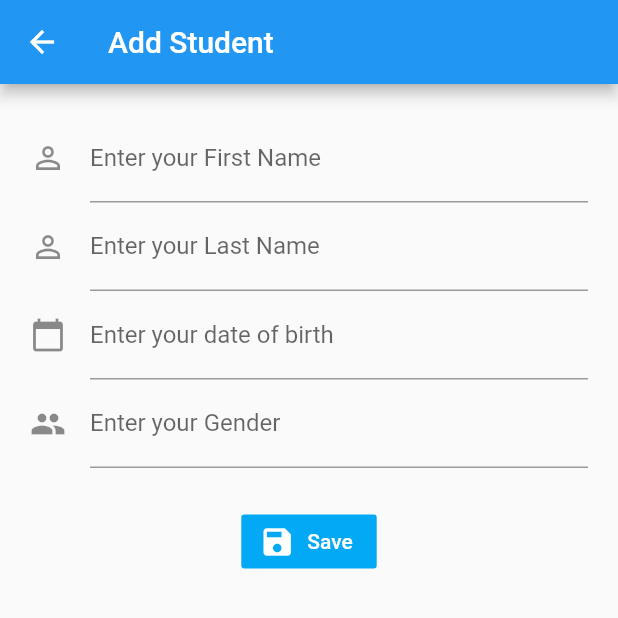
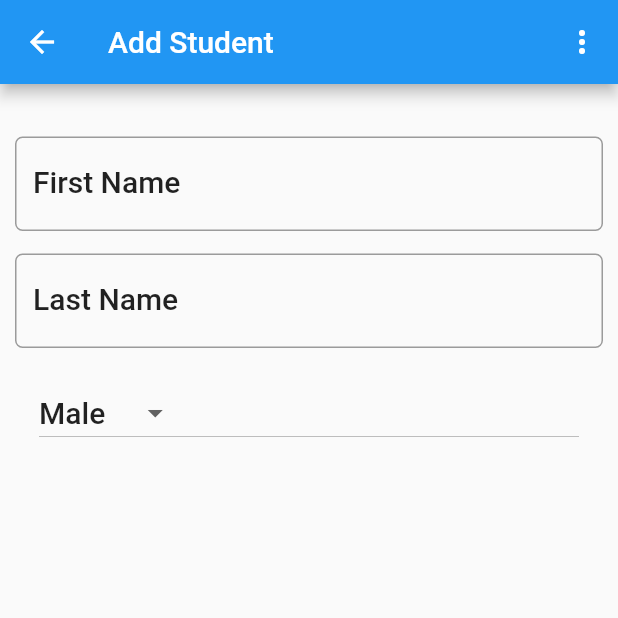
Before and after one commit to Alaeddinalhamoud/Flutter-API-Front-End, a Flutter app: the screen it shows after launch, after a tap on the "person add" icon, on a phone screen of 412 x 824 dp, the top half of it. Run offline on Flutter 3.47's test engine with Material 2 defaults, Android fonts, the phone set to English and light mode, and no system bars; network calls fail.

Commit message:
New Way to add student

```diff
--- a/lib/models/api.services.dart
+++ b/lib/models/api.services.dart
@@ -4,9 +4,12 @@ import 'dart:async';
 import 'dart:convert';
 
 class APIServices {
+  static String getStudentsUrl='http://192.168.0.6:5005/api/Student';
+  static String postStudenttUrl='http://192.168.0.6:5005/api/Student';
+
 
   static Future fetchStudents() async {
-    return await http.get('http://192.168.0.7:5005/api/Student');
+    return await http.get(getStudentsUrl);
   }
 
   static Future postStudent(Student student) async {
@@ -15,9 +18,9 @@ class APIServices {
       'Content-type': 'application/json',
       'Accept': 'application/json'
     };
-    var myStudent = student.toJson();
+    var myStudent = student.toMap();
     var studentBody = json.encode(myStudent);
-    var res = await http.post('http://192.168.0.7:5005/api/Student', headers: header, body: studentBody);
+    var res = await http.post(postStudenttUrl, headers: header, body: studentBody);
     print(res.statusCode);
     return res.statusCode;
   }
--- a/lib/models/student.dart
+++ b/lib/models/student.dart
@@ -1,37 +1,43 @@
-import 'package:json_annotation/json_annotation.dart';
-import 'package:http/http.dart' as http;
-part 'student.g.dart';
+class Student {
+  int _id;
+  String _firstName;
+  String _lastName;
+  int _gender;
 
-@JsonSerializable()
+  Student(this._firstName, this._lastName, this._gender);
+  Student.withId(this._id, this._firstName, this._lastName, this._gender);
+  int get id => _id;
+  String get firstName => _firstName;
+  String get lastName => _lastName;
+  int get gender => _gender;
 
-class Student {
- // final int id;
-  final String firstName;
-  final String lastName;
-  final String dob;
-  final String gender;
+  set firstName(String newFirstName) {
+    _firstName = newFirstName;
+  }
 
-  Student({ this.firstName, this.lastName, this.dob, this.gender});
+  set lastName(String newLastName) {
+    _lastName = newLastName;
+  }
 
-  factory Student.fromJson(Map<String, dynamic> json) => _$StudentFromJson(json);
-     /* : firstName= json['firstName'],
-        lastName= json['lastName'],
-        dob= json['dob'],
-        gender= json['gender'];  */
+  set gender(int newgender) {
+    _gender = newgender;
+  }
 
+  Map<String, dynamic> toMap() {
+    var map = Map<String, dynamic>();
+    map["firstName"] = _firstName;
+    map["lastName"] = _lastName;
+    map["gender"] = _gender;
+    if (_id != null) {
+      map["id"] = _id;
+    }
+    return map;
+  }
 
-  Map<String, dynamic> toJson() => _$StudentToJson(this);
- /*   {
-     // 'id': id,
-      'firstName': firstName,
-      'lastName': lastName,
-      'dob': dob,
-      'gender': gender
-    };
-  */
-
-
-
-
-
+  Student.fromObject(dynamic o) {
+    this._id = o["id"];
+    this._firstName = o["firstName"];
+    this._lastName = o["lastName"];
+    this._gender = o["gender"];
+  }
 }
--- a/lib/ui/addstudent.dart
+++ b/lib/ui/addstudent.dart
@@ -1,23 +1,34 @@
+import 'dart:convert';
 import 'dart:core';
 import 'package:flutter/material.dart';
 import 'package:studentapp/models/api.services.dart';
 import 'package:studentapp/models/student.dart';
 
 class AddStudent extends StatefulWidget {
-  AddStudent({Key key}) : super(key: key);
+final Student student;
+AddStudent(this.student);
 
-  _AddStudentState createState() => _AddStudentState();
+  @override
+  State<StatefulWidget> createState() => _AddStudentState(student);
 }
 
 class _AddStudentState extends State<AddStudent> {
-  final _formKey = GlobalKey<FormState>();
+  Student student;
+  _AddStudentState(this.student);
   var firstNameController = TextEditingController();
   var lastNameController = TextEditingController();
-  var dobController = TextEditingController();
-  var genderController = TextEditingController();
+  final choices=const <String>['Save',  'Delete'];
+  final String menuSave='Save';
+  final String menuDelete='Delete';
+  final _gendersDropDownList = ["Male", "Female", "NA"];
+  String _genderDropDownList = "NA";
+  var textStyle=TextStyle();
 
   @override
   Widget build(BuildContext context) {
+    firstNameController.text=student.firstName;
+    lastNameController.text=student.lastName;
+    textStyle=Theme.of(context).textTheme.title;
     return Scaffold(
       appBar: _buildAppBar(context),
       body: _buildForm(),
@@ -27,95 +38,92 @@ class _AddStudentState extends State<AddStudent> {
   Widget _buildAppBar(BuildContext context) {
     return AppBar(
       title: Text("Add Student"),
+      actions: <Widget>[
+        PopupMenuButton<String>(
+          onSelected: null,
+          itemBuilder: (BuildContext context){
+            return choices.map((String choice){
+              return PopupMenuItem<String>(
+                value: choice,
+                child: Text(choice),
+              );
+            }).toList();
+          },
+        )
+      ],
     );
   }
 
   Widget _buildForm() {
     return Padding(
-        padding: EdgeInsets.all(20.0),
-        child: Form(
-          key: _formKey,
-          child: Column(
-            crossAxisAlignment: CrossAxisAlignment.center,
+      padding: EdgeInsets.only(top: 35.0,left: 10.0,right: 10.0),
+      child: ListView(
         children: <Widget>[
-              TextFormField(
+          TextField(
             controller: firstNameController,
-                validator: (val) {
-                  if (val.isEmpty) {
-                    return "First Name cannot be empty";
-                  } else {
-                    return null;
-                  }
-                },
+            style:textStyle,
+            onChanged: null,
             decoration: InputDecoration(
-                    labelText: 'Enter your First Name',
-                    icon: Icon(Icons.person_outline)),
+              labelText: "First Name",
+              labelStyle: textStyle,
+              border: OutlineInputBorder(
+                borderRadius: BorderRadius.circular(5.0),
+              )
             ),
-              TextFormField(
-                controller: lastNameController,
-                validator: (val) {
-                  if (val.isEmpty) {
-                    return "Last Name cannot be empty";
-                  } else {
-                    return null;
-                  }
-                },
-                decoration: InputDecoration(
-                    labelText: 'Enter your Last Name',
-                    icon: Icon(Icons.person_outline)),
-              ),
-              TextFormField(
-                controller: dobController,
-                validator: (val) {
-                  if (val.isEmpty) {
-                    return "Date of birth cannot be empty";
-                  } else {
-                    return null;
-                  }
-                },
-                decoration: InputDecoration(
-                    labelText: 'Enter your date of birth',
-                    icon: Icon(Icons.calendar_today)),
-              ),
-              TextFormField(
-                controller: genderController,
-                validator: (val) {
-                  if (val.isEmpty) {
-                    return "Gender cannot be empty";
-                  } else {
-                    return null;
-                  }
-                },
-                decoration: InputDecoration(
-                    labelText: 'Enter your Gender', icon: Icon(Icons.people)),
           ),
           Padding(
-                padding: EdgeInsets.symmetric(vertical: 25.0, horizontal: 25.0),
-                child: FlatButton.icon(
-                  color: Colors.lightBlue,
-                  label: Text(
-                    'Save',
-                    style: TextStyle(color: Colors.white),
-                  ),
-                  icon: Icon(
-                    Icons.save,
-                    color: Colors.white,
-                  ),
-                  onPressed: () {
-                    if (_formKey.currentState.validate()) {
-                      Student student = new Student(
-                          firstName:firstNameController.text ,
-                          lastName: lastNameController.text,
-                          dob: dobController.text,
-                          gender: genderController.text);
-                      var tes=    APIServices.postStudent(student);
-                      print(tes);
-                    }
-                  },
+            padding: EdgeInsets.only(top: 15.0,bottom: 15.0),
+            child: TextField(
+              controller: lastNameController,
+              style: textStyle,
+              onChanged: null,
+              decoration: InputDecoration(
+                labelText: "Last Name",
+                labelStyle: textStyle,
+                border: OutlineInputBorder(
+                  borderRadius: BorderRadius.circular(5.0),
+                )
               ),
             ),
+          ),
+          ListTile(title: DropdownButton<String>(
+            items: _gendersDropDownList.map((String value){
+              return DropdownMenuItem<String>(
+                  value: value,
+                  child: Text(value),
+              );
+            }).toList(),
+            style: textStyle,
+            value:retrieveGender(student.gender),
+            onChanged: (value)=>setGender(value),
+            ))
         ],
       ),
-        ));
+    ) ;
   }
+
+
+ void setGender(String value) {
+   switch (value) {
+      case "Male":
+        student.gender = 1;
+        break;
+      case "Female":
+        student.gender = 2;
+        break;
+      case "NA":
+         student.gender = 3;
+        break;
     }
+    setState(() {
+          _genderDropDownList=value;
+        });
+  }
+
+  String  retrieveGender(int value){
+    return _gendersDropDownList[value-1];
+  }
+
+
+
+}
--- a/lib/ui/studentlist.dart
+++ b/lib/ui/studentlist.dart
@@ -19,7 +19,7 @@ class _StudentListState extends State<StudentList> {
     APIServices.fetchStudents().then((response) {
       setState(() {
         Iterable list = json.decode(response.body);
-        students = list.map((model) => Student.fromJson(model)).toList();
+        students = list.map((model) => Student.fromObject(model)).toList();
       });
     });
   }
@@ -37,15 +37,22 @@ class _StudentListState extends State<StudentList> {
       appBar: _buildAppBar(context),
       body: students == null
           ? Center(child: Text('Empty'))
-          : ListView.builder(
+          :_studentsListItems() ,
+    );
+  }
+
+  ListView _studentsListItems(){
+      return ListView.builder(
               itemCount: students.length,
               itemBuilder: (context, index) {
                 return ListTile(
-                  title: Text(students[index].firstName),
+                  title: Text(students[index].firstName + " "+students[index].lastName),
+                  onTap:(){
+                    navigateToStudent(this.students[index]);
+                  } ,
                 );
               },
-            ),
-    );
+            );
   }
 
   Widget _buildAppBar(BuildContext context) {
@@ -59,9 +66,19 @@ class _StudentListState extends State<StudentList> {
         child:Icon(Icons.person_add) ,
         onPressed: (){
             //Call new ui to add student.
-            Navigator.push(context, MaterialPageRoute(builder: (context)=>AddStudent()));
+            Navigator.push(context, MaterialPageRoute(builder: (context)=>AddStudent(Student('','',1))));
         },
       );
   }
 
+
+  void navigateToStudent(Student student) async {
+    bool result =await Navigator.push(context,
+    MaterialPageRoute(builder: (context)=> AddStudent(student)),
+    );
+    if(result ==true){
+
+    }
+  }
+
 }
```
Also changed, not shown: lib/main.dart (line endings or trailing spaces), lib/models/student.g.dart (deleted). Lines whose indentation alone changed are shown as unchanged.
